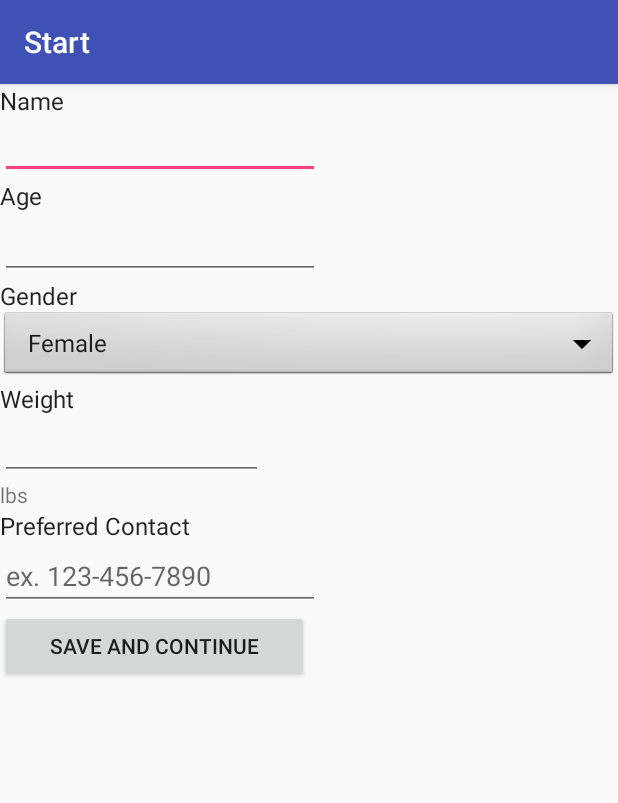
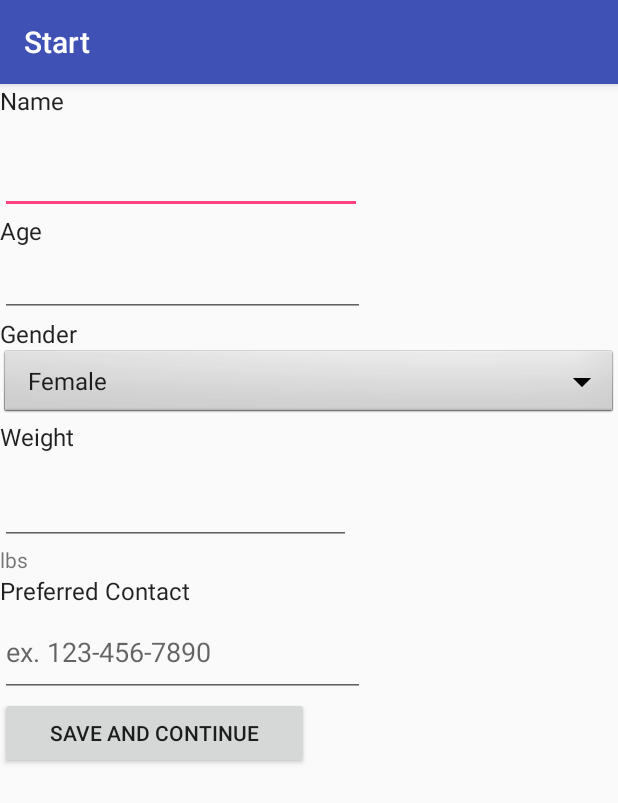
Before and after one commit to abeisun/Limit, an Android app: the screen it shows after launch (StartActivity), on a phone screen of 412 x 824 dp. Shown: the top 803 px of the screen. Run offline under Robolectric (Android 15) with nearby library versions, the phone set to English and light mode, and no system bars; libraries missing offline, so code that uses them is left out: io.realm; 3 statements that could not run were skipped.

Commit message:
still working on start page for returning users

```diff
--- a/app/src/main/java/com/limitwhack/limit/Calculations.java
+++ b/app/src/main/java/com/limitwhack/limit/Calculations.java
@@ -17,11 +17,9 @@ public class Calculations {
 
         if (gender.equals("Male")) {
             BACLevel = (((((0.9672 * standard_drinks)/(0.58 * realWeight)))-0.045) * 10);
-
         }
         else if (gender.equals("Female")){
             BACLevel = (((((0.9672 * standard_drinks)/(0.49 * realWeight)))-0.051) * 10);
-
         }
         else {
             BACLevel = (((((0.9672 * standard_drinks)/(0.49 * realWeight)))-0.048) * 10);
--- a/app/src/main/java/com/limitwhack/limit/StartActivity.java
+++ b/app/src/main/java/com/limitwhack/limit/StartActivity.java
@@ -1,6 +1,9 @@
 package com.limitwhack.limit;
 
+import android.content.Context;
 import android.content.Intent;
+import android.content.SharedPreferences;
+import android.preference.PreferenceManager;
 import android.support.v7.app.AppCompatActivity;
 import android.os.Bundle;
 import android.view.View;
@@ -16,13 +19,23 @@ public class StartActivity extends AppCompatActivity {
     @Override
     protected void onCreate(Bundle savedInstanceState) {
         super.onCreate(savedInstanceState);
+        SharedPreferences shared;
+        shared = getSharedPreferences("com.limitwhack.limit", Context.MODE_PRIVATE);
+        if (shared.getBoolean("first_time", true)) {
+
+        } else {
+            startActivity(new Intent(StartActivity.this, MainActivity.class));
+            finish();
+        }
+
         setContentView(R.layout.activity_start);
         setTitle("Start");
 
+
         submit = findViewById(R.id.saveButton);
 
-       Spinner dropdown = (Spinner)findViewById(R.id.genderSpinner);
-       ArrayAdapter<CharSequence> adapter = ArrayAdapter.createFromResource(this, R.array.gender_array,
+        Spinner dropdown = (Spinner) findViewById(R.id.genderSpinner);
+        ArrayAdapter<CharSequence> adapter = ArrayAdapter.createFromResource(this, R.array.gender_array,
                 android.R.layout.simple_spinner_item);
         adapter.setDropDownViewResource(android.R.layout.simple_spinner_dropdown_item);
         dropdown.setAdapter(adapter);
@@ -31,10 +44,17 @@ public class StartActivity extends AppCompatActivity {
             public void onClick(View view) {
 
 
-
                 Intent intent = new Intent(StartActivity.this, MainActivity.class);
                 startActivity(intent);
             }
         });
     }
+
+    @Override
+    protected void onDestroy() {
+        super.onDestroy();
+        PreferenceManager.getDefaultSharedPreferences(this).edit()
+                .putBoolean("first_time", true).commit();
+    }
+
 }
--- a/app/src/main/res/layout/activity_start.xml
+++ b/app/src/main/res/layout/activity_start.xml
@@ -15,8 +15,8 @@
 
     <EditText
         android:id="@+id/nameInput"
-        android:layout_width="wrap_content"
-        android:layout_height="34dp"
+        android:layout_width="241dp"
+        android:layout_height="57dp"
         android:ems="10"
         android:inputType="textPersonName" />
 
@@ -29,8 +29,8 @@
 
     <EditText
         android:id="@+id/ageInput"
-        android:layout_width="wrap_content"
-        android:layout_height="43dp"
+        android:layout_width="243dp"
+        android:layout_height="wrap_content"
         android:ems="10"
         android:inputType="textPersonName" />
 
@@ -56,8 +56,8 @@
 
     <EditText
         android:id="@+id/weightInput"
-        android:layout_width="175dp"
-        android:layout_height="41dp"
+        android:layout_width="234dp"
+        android:layout_height="59dp"
         android:ems="10"
         android:inputType="textPersonName" />
 
@@ -75,8 +75,8 @@
         android:textAppearance="@style/TextAppearance.AppCompat.Menu" />
 
     <EditText
-        android:layout_width="wrap_content"
-        android:layout_height="wrap_content"
+        android:layout_width="243dp"
+        android:layout_height="60dp"
         android:ems="10"
         android:hint="ex. 123-456-7890"
         android:inputType="textPersonName" />
```
